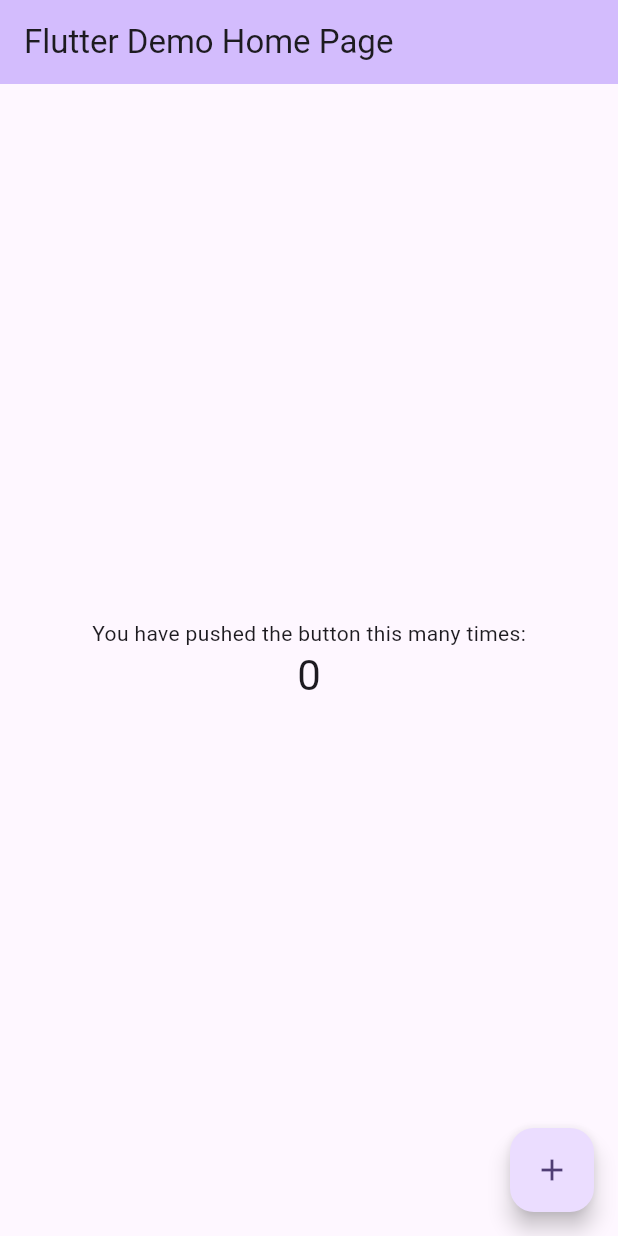
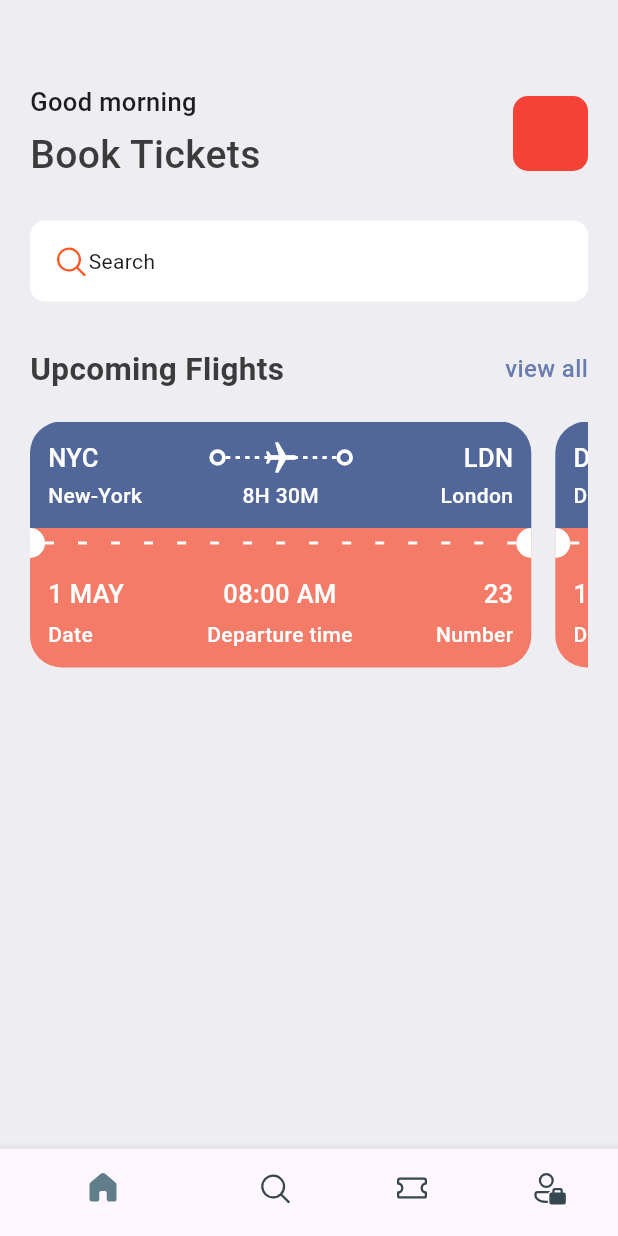
Before and after one commit to Joesta/ticket_app, a Flutter app: the screen it shows after launch, on a phone screen of 412 x 824 dp. Run offline on Flutter 3.47's test engine with Material 3 defaults, Android fonts, the phone set to English and light mode, and no system bars; our stand-ins replace fluentui_icons.

Commit message:
add ticket layout and customization

```diff
--- /dev/null
+++ b/lib/base/bottom_nav_bar.dart
@@ -0,0 +1,86 @@
+import 'package:fluentui_icons/fluentui_icons.dart';
+import 'package:flutter/material.dart';
+import 'package:ticket_app/modules/home/home_screen.dart';
+
+class BottomNavBar extends StatefulWidget {
+  const BottomNavBar({super.key});
+
+  @override
+  State<BottomNavBar> createState() => _BottomNavBarState();
+}
+
+class _BottomNavBarState extends State<BottomNavBar> {
+
+  int _selectedPageIndex = 0;
+
+  final _pages = [
+    const HomeScreen(),
+    Text('sample text 2'),
+    Text('sample text 3'),
+    Text('sample text 4'),
+  ];
+
+  final List<Map<String, dynamic>> _items = [
+    {
+      'label': 'Home',
+      'icon': FluentSystemIcons.ic_fluent_home_regular,
+      'activeIcon': FluentSystemIcons.ic_fluent_home_filled,
+    },
+    {
+      'label': 'Search',
+      'icon': FluentSystemIcons.ic_fluent_search_regular,
+      'activeIcon': FluentSystemIcons.ic_fluent_search_filled,
+    },
+    {
+      'label': 'Tickets',
+      'icon': FluentSystemIcons.ic_fluent_ticket_regular,
+      'activeIcon': FluentSystemIcons.ic_fluent_ticket_filled,
+    },
+    {
+      'label': 'Profile',
+      'icon': FluentSystemIcons.ic_fluent_person_accounts_regular,
+      'activeIcon': FluentSystemIcons.ic_fluent_person_accounts_filled,
+    },
+  ];
+
+  @override
+  Widget build(BuildContext context) {
+    return Scaffold(
+      appBar: AppBar(
+        backgroundColor: const Color(0xFFeeedf2),
+      ),
+      bottomNavigationBar: BottomNavigationBar(
+        onTap: _selectedItemIndex,
+        items: _navItems,
+        currentIndex: _selectedPageIndex,
+        selectedItemColor: Colors.blueGrey,
+        unselectedItemColor: Colors.blueGrey.shade800,
+        showSelectedLabels: false,
+      ),
+      body: Center(
+        child: _pages[_selectedPageIndex],
+      ),
+    );
+  }
+
+  void _selectedItemIndex(int index) {
+    debugPrint('selected index is $index');
+    setState(() {
+      _selectedPageIndex = index;
+    });
+  }
+
+  List<BottomNavigationBarItem> get _navItems {
+    return _items
+        .map<BottomNavigationBarItem>(
+          (e) => BottomNavigationBarItem(
+            icon: Icon(
+              e['icon'],
+            ),
+            label: e['label'],
+            activeIcon: Icon(e['activeIcon'],),
+          ),
+        )
+        .toList();
+  }
+}
--- /dev/null
+++ b/lib/base/repo/data/tickets/tickets.json.dart
@@ -0,0 +1,42 @@
+List<Map<String, dynamic>> tickets = [
+  {
+    "from": {"code": "NYC", "name": "New-York"},
+    "to": {"code": "LDN", "name": "London"},
+    "flying_time": "8H 30M",
+    "date": "1 MAY",
+    "departure_time": "08:00 AM",
+    "number": 23
+  },
+  {
+    "from": {"code": "DK", "name": "Dhaka"},
+    "to": {"code": "GZ", "name": "Guangzhou"},
+    "flying_time": "4H 20M",
+    "date": "12 MAY",
+    "departure_time": "11:00 AM",
+    "number": 25
+  },
+  {
+    "from": {"code": "DK", "name": "Dhaka"},
+    "to": {"code": "SH", "name": "Shangai"},
+    "flying_time": "3H 20M",
+    "date": "23 MAY",
+    "departure_time": "11:00 AM",
+    "number": 26
+  },
+  {
+    "from": {"code": "SH", "name": "Shangai"},
+    "to": {"code": "LDN", "name": "London"},
+    "flying_time": "9H 40M",
+    "date": "2 MAY",
+    "departure_time": "08:00 AM",
+    "number": 45
+  },
+  {
+    "from": {"code": "SH", "name": "Shangai"},
+    "to": {"code": "GZ", "name": "Guangzhou"},
+    "flying_time": "9H 40M",
+    "date": "2 MAY",
+    "departure_time": "14:00 PM",
+    "number": 55
+  },
+];
--- /dev/null
+++ b/lib/base/res/media/app_media.dart
@@ -0,0 +1,4 @@
+class AppMedia {
+  static const _baseImagePath = 'assets/images/';
+  static const logo = '$_baseImagePath/logo.png';
+}
--- /dev/null
+++ b/lib/base/res/styles/app_styles.dart
@@ -0,0 +1,19 @@
+
+
+import 'package:flutter/material.dart';
+
+Color primary = const Color(0xFF687daf);
+class AppStyles {
+  static Color primaryColor = primary;
+  static Color textColor = const Color(0xFF3b3b3b);
+  static Color bgColor = const Color(0xFFeeedf2);
+
+  static Color ticketBlue = const Color(0xFF526799);
+  static Color ticketOrange = const Color(0xFFF37B67);
+
+  static TextStyle headlineStyle1 = TextStyle(fontWeight: FontWeight.w500, fontSize: 26, color: textColor);
+  static TextStyle headlineStyle2 = const TextStyle(fontWeight: FontWeight.w500, fontSize: 17);
+  static TextStyle headLine1 = TextStyle(fontWeight: FontWeight.bold, fontSize: 21, color: textColor);
+  static TextStyle textStyle = TextStyle(fontWeight: FontWeight.w500, fontSize: 16, color: textColor);
+  static TextStyle headlineStyle4 = TextStyle(fontWeight: FontWeight.w500, fontSize: 14, color: textColor);
+}
--- /dev/null
+++ b/lib/base/res/widgets/app_column_text_layout.dart
@@ -0,0 +1,22 @@
+import 'package:flutter/material.dart';
+import 'package:ticket_app/base/res/widgets/text_styler.dart';
+import 'package:ticket_app/base/res/widgets/text_styler_sub.dart';
+
+class AppColumnTextLayout extends StatelessWidget {
+  final String topText;
+  final String bottomText;
+  final CrossAxisAlignment crossAxisAlignment;
+  const AppColumnTextLayout({super.key, required this.topText, required this.bottomText, this.crossAxisAlignment = CrossAxisAlignment.start});
+
+  @override
+  Widget build(BuildContext context) {
+    return Column(
+      crossAxisAlignment: crossAxisAlignment,
+      children: [
+        TextStyler(text: topText),
+        const SizedBox(height: 5,),
+        TextStylerSub(text: bottomText),
+      ],
+    );
+  }
+}
--- /dev/null
+++ b/lib/base/res/widgets/app_double_text.dart
@@ -0,0 +1,32 @@
+import 'package:flutter/material.dart';
+import 'package:ticket_app/base/res/styles/app_styles.dart';
+
+class AppDoubleText extends StatelessWidget {
+  final String bigText;
+  final String smallText;
+
+  const AppDoubleText(
+      {super.key, required this.bigText, required this.smallText});
+
+  @override
+  Widget build(BuildContext context) {
+    return Row(
+      mainAxisAlignment: MainAxisAlignment.spaceBetween,
+      children: [
+        Text(
+          bigText,
+          style: AppStyles.headLine1,
+        ),
+        InkWell(
+          onTap: () {
+
+          },
+          child: Text(
+            smallText,
+            style: AppStyles.textStyle.copyWith(color: AppStyles.primaryColor),
+          ),
+        ),
+      ],
+    );
+  }
+}
--- /dev/null
+++ b/lib/base/res/widgets/app_layout_builder_widget.dart
@@ -0,0 +1,31 @@
+import 'package:flutter/material.dart';
+
+class AppLayoutBuilderWidget extends StatelessWidget {
+  final int randomDivider;
+  final double width;
+
+  const AppLayoutBuilderWidget({super.key, required this.randomDivider, this.width = 3});
+
+  @override
+  Widget build(BuildContext context) {
+    return LayoutBuilder(
+      builder: (context, constraints) {
+        debugPrint('${constraints.constrainWidth().floor()}');
+        return Flex(
+          mainAxisAlignment: MainAxisAlignment.spaceBetween,
+          direction: Axis.horizontal,
+          children: List.generate(
+            (constraints.constrainWidth() / randomDivider).floor(),
+            (index) => SizedBox(
+              height: 2,
+              width: width,
+              child: DecoratedBox(
+                decoration: BoxDecoration(color: Colors.white),
+              ),
+            ),
+          ),
+        );
+      },
+    );
+  }
+}
--- /dev/null
+++ b/lib/base/res/widgets/big_circle.dart
@@ -0,0 +1,29 @@
+import 'package:flutter/material.dart';
+
+class BigCircle extends StatelessWidget {
+  final bool isRight;
+
+  const BigCircle({super.key, required this.isRight});
+
+  @override
+  Widget build(BuildContext context) {
+    return SizedBox(
+      width: 10,
+      height: 20,
+      child: DecoratedBox(
+        decoration: BoxDecoration(
+          color: Colors.white,
+          borderRadius: isRight
+              ? const BorderRadius.only(
+                  topLeft: Radius.circular(10),
+                  bottomLeft: Radius.circular(10),
+                )
+              : const BorderRadius.only(
+                  topRight: Radius.circular(10),
+                  bottomRight: Radius.circular(10),
+                ),
+        ),
+      ),
+    );
+  }
+}
--- /dev/null
+++ b/lib/base/res/widgets/big_dot.dart
@@ -0,0 +1,16 @@
+import 'package:flutter/material.dart';
+
+class BigDot extends StatelessWidget {
+  const BigDot({super.key});
+
+  @override
+  Widget build(BuildContext context) {
+    return Container(
+      padding: EdgeInsets.all(3),
+      decoration: BoxDecoration(
+        borderRadius: BorderRadius.circular(20),
+        border: Border.all(width: 2.5, color: Colors.white),
+      ),
+    );
+  }
+}
--- /dev/null
+++ b/lib/base/res/widgets/text_styler.dart
@@ -0,0 +1,16 @@
+import 'package:flutter/material.dart';
+import 'package:ticket_app/base/res/styles/app_styles.dart';
+
+class TextStyler extends StatelessWidget {
+  final String text;
+
+  const TextStyler({super.key, required this.text});
+
+  @override
+  Widget build(BuildContext context) {
+    return Text(
+      text,
+      style: AppStyles.headlineStyle2.copyWith(color: Colors.white),
+    );
+  }
+}
--- /dev/null
+++ b/lib/base/res/widgets/text_styler_sub.dart
@@ -0,0 +1,18 @@
+import 'package:flutter/material.dart';
+import 'package:ticket_app/base/res/styles/app_styles.dart';
+
+class TextStylerSub extends StatelessWidget {
+  final String text;
+  final TextAlign align;
+
+  const TextStylerSub({super.key, required this.text, this.align = TextAlign.start});
+
+  @override
+  Widget build(BuildContext context) {
+    return Text(
+      text,
+      textAlign: align,
+      style: AppStyles.headlineStyle4.copyWith(color: Colors.white,),
+    );
+  }
+}
--- /dev/null
+++ b/lib/base/res/widgets/ticket_view.dart
@@ -0,0 +1,137 @@
+import 'package:flutter/material.dart';
+import 'package:ticket_app/base/res/styles/app_styles.dart';
+import 'package:ticket_app/base/res/widgets/app_column_text_layout.dart';
+import 'package:ticket_app/base/res/widgets/app_layout_builder_widget.dart';
+import 'package:ticket_app/base/res/widgets/big_circle.dart';
+import 'package:ticket_app/base/res/widgets/big_dot.dart';
+import 'package:ticket_app/base/res/widgets/text_styler.dart';
+import 'package:ticket_app/base/res/widgets/text_styler_sub.dart';
+
+class TicketView extends StatelessWidget {
+  final Map<String, dynamic> ticket;
+  const TicketView({super.key, required this.ticket});
+
+  @override
+  Widget build(BuildContext context) {
+    final size = MediaQuery.of(context).size;
+    return SizedBox(
+      width: size.width * 0.85,
+      height: 202,
+      child: Container(
+        margin: const EdgeInsets.only(right: 16),
+        child: Column(
+          children: [
+            // blue part of the ticket
+            Container(
+                padding: const EdgeInsets.all(12),
+                decoration: BoxDecoration(
+                  color: AppStyles.ticketBlue,
+                  borderRadius: const BorderRadius.only(
+                    topLeft: Radius.circular(21),
+                    topRight: Radius.circular(21),
+                  ),
+                ),
+                child: Column(
+                  children: [
+                    // show departure and destination with icons first line
+                    Row(
+                      children: [
+                        TextStyler(text: ticket['from']['code']),
+                        Expanded(child: Container()),
+                        const BigDot(),
+                        Expanded(
+                          child: Stack(
+                            children: [
+                              const SizedBox(
+                                height: 24,
+                                child: AppLayoutBuilderWidget(
+                                  randomDivider: 6,
+                                ),
+                              ),
+                              Center(
+                                child: Transform.rotate(
+                                    angle: 1.57,
+                                    child: const Icon(
+                                      Icons.local_airport_sharp,
+                                      color: Colors.white,
+                                    ),),
+                              ),
+                            ],
+                          ),
+                        ),
+                        const BigDot(),
+                        Expanded(child: Container()),
+                        TextStyler(text: ticket['to']['code']),
+                      ],
+                    ),
+                    const SizedBox(
+                      height: 3,
+                    ),
+                    Row(
+                      children: [
+                        SizedBox(
+                          width: 100,
+                          child: TextStylerSub(text: ticket['from']['name'],),
+                        ),
+                        Expanded(child: Container()),
+                        TextStylerSub(text:ticket['flying_time'],),
+                        Expanded(child: Container()),
+                        SizedBox(
+                          width: 100,
+                          child: TextStylerSub(text:ticket['to']['name'], align: TextAlign.end,),
+                        ),
+                      ],
+                    ),
+                  ],
+                )),
+            // circles and dots
+            Container(
+              height: 20,
+              color: AppStyles.ticketOrange,
+              child: const Row(
+                children: [
+                  BigCircle(
+                    isRight: false,
+                  ),
+                  Expanded(
+                      child: AppLayoutBuilderWidget(
+                    randomDivider: 20,
+                    width: 6,
+                  )),
+                  BigCircle(
+                    isRight: true,
+                  ),
+                ],
+              ),
+            ),
+            // orange part of ticket
+            Container(
+              padding: const EdgeInsets.all(12),
+              decoration: BoxDecoration(
+                color: AppStyles.ticketOrange,
+                borderRadius: const BorderRadius.only(
+                  bottomLeft: Radius.circular(21),
+                  bottomRight: Radius.circular(21),
+                ),
+              ),
+              child: Column(
+                children: [
+                  // show departure and destination with icons first line
+                  Row(
+                    mainAxisAlignment: MainAxisAlignment.spaceBetween,
+                    children: [
+                      AppColumnTextLayout(topText: ticket['date'], bottomText: 'Date'),
+                      AppColumnTextLayout(topText: ticket['departure_time'], bottomText: 'Departure time', crossAxisAlignment: CrossAxisAlignment.center),
+                      AppColumnTextLayout(topText: '${ticket['number']}', bottomText: 'Number', crossAxisAlignment: CrossAxisAlignment.end,),
+
+                    ],
+                  ),
+                ],
+              ),
+            ),
+          ],
+        ),
+      ),
+    );
+  }
+}
--- a/lib/main.dart
+++ b/lib/main.dart
@@ -1,4 +1,5 @@
 import 'package:flutter/material.dart';
+import 'package:ticket_app/base/bottom_nav_bar.dart';
 
 void main() {
   runApp(const MyApp());
@@ -7,27 +8,11 @@ void main() {
 class MyApp extends StatelessWidget {
   const MyApp({super.key});
 
-  // This widget is the root of your application.
   @override
   Widget build(BuildContext context) {
     return MaterialApp(
       title: 'Flutter Demo',
       theme: ThemeData(
-        // This is the theme of your application.
-        //
-        // TRY THIS: Try running your application with "flutter run". You'll see
-        // the application has a purple toolbar. Then, without quitting the app,
-        // try changing the seedColor in the colorScheme below to Colors.green
-        // and then invoke "hot reload" (save your changes or press the "hot
-        // reload" button in a Flutter-supported IDE, or press "r" if you used
-        // the command line to start the app).
-        //
-        // Notice that the counter didn't reset back to zero; the application
-        // state is not lost during the reload. To reset the state, use hot
-        // restart instead.
-        //
-        // This works for code too, not just values: Most code changes can be
-        // tested with just a hot reload.
         colorScheme: ColorScheme.fromSeed(seedColor: Colors.deepPurple),
         useMaterial3: true,
       ),
@@ -38,15 +23,6 @@ class MyApp extends StatelessWidget {
 
 class MyHomePage extends StatefulWidget {
   const MyHomePage({super.key, required this.title});
-
-  // This widget is the home page of your application. It is stateful, meaning
-  // that it has a State object (defined below) that contains fields that affect
-  // how it looks.
-
-  // This class is the configuration for the state. It holds the values (in this
-  // case the title) provided by the parent (in this case the App widget) and
-  // used by the build method of the State. Fields in a Widget subclass are
-  // always marked "final".
 
   final String title;
 
@@ -59,67 +35,12 @@ class _MyHomePageState extends State<MyHomePage> {
 
   void _incrementCounter() {
     setState(() {
-      // This call to setState tells the Flutter framework that something has
-      // changed in this State, which causes it to rerun the build method below
-      // so that the display can reflect the updated values. If we changed
-      // _counter without calling setState(), then the build method would not be
-      // called again, and so nothing would appear to happen.
       _counter++;
     });
   }
 
   @override
   Widget build(BuildContext context) {
-    // This method is rerun every time setState is called, for instance as done
-    // by the _incrementCounter method above.
-    //
-    // The Flutter framework has been optimized to make rerunning build methods
-    // fast, so that you can just rebuild anything that needs updating rather
-    // than having to individually change instances of widgets.
-    return Scaffold(
-      appBar: AppBar(
-        // TRY THIS: Try changing the color here to a specific color (to
-        // Colors.amber, perhaps?) and trigger a hot reload to see the AppBar
-        // change color while the other colors stay the same.
-        backgroundColor: Theme.of(context).colorScheme.inversePrimary,
-        // Here we take the value from the MyHomePage object that was created by
-        // the App.build method, and use it to set our appbar title.
-        title: Text(widget.title),
-      ),
-      body: Center(
-        // Center is a layout widget. It takes a single child and positions it
-        // in the middle of the parent.
-        child: Column(
-          // Column is also a layout widget. It takes a list of children and
-          // arranges them vertically. By default, it sizes itself to fit its
-          // children horizontally, and tries to be as tall as its parent.
-          //
-          // Column has various properties to control how it sizes itself and
-          // how it positions its children. Here we use mainAxisAlignment to
-          // center the children vertically; the main axis here is the vertical
-          // axis because Columns are vertical (the cross axis would be
-          // horizontal).
-          //
-          // TRY THIS: Invoke "debug painting" (choose the "Toggle Debug Paint"
-          // action in the IDE, or press "p" in the console), to see the
-          // wireframe for each widget.
-          mainAxisAlignment: MainAxisAlignment.center,
-          children: <Widget>[
-            const Text(
-              'You have pushed the button this many times:',
-            ),
-            Text(
-              '$_counter',
-              style: Theme.of(context).textTheme.headlineMedium,
-            ),
-          ],
-        ),
-      ),
-      floatingActionButton: FloatingActionButton(
-        onPressed: _incrementCounter,
-        tooltip: 'Increment',
-        child: const Icon(Icons.add),
-      ), // This trailing comma makes auto-formatting nicer for build methods.
-    );
+    return const BottomNavBar();
   }
 }
--- /dev/null
+++ b/lib/modules/home/home_screen.dart
@@ -0,0 +1,20 @@
+import 'package:flutter/material.dart';
+import 'package:ticket_app/base/res/styles/app_styles.dart';
+import 'package:ticket_app/modules/home/home_screen_page.dart';
+
+class HomeScreen extends StatefulWidget {
+  const HomeScreen({super.key});
+
+  @override
+  State<HomeScreen> createState() => _HomeScreenState();
+}
+
+class _HomeScreenState extends State<HomeScreen> {
+  @override
+  Widget build(BuildContext context) {
+    return Scaffold(
+      backgroundColor: AppStyles.bgColor,
+      body: const HomeScreenPage(),
+    );
+  }
+}
--- /dev/null
+++ b/lib/modules/home/home_screen_page.dart
@@ -0,0 +1,98 @@
+import 'package:fluentui_icons/fluentui_icons.dart';
+import 'package:flutter/material.dart';
+import 'package:ticket_app/base/repo/data/tickets/tickets.json.dart';
+import 'package:ticket_app/base/res/styles/app_styles.dart';
+import 'package:ticket_app/base/res/widgets/app_double_text.dart';
+import 'package:ticket_app/base/res/widgets/ticket_view.dart';
+
+class HomeScreenPage extends StatefulWidget {
+  const HomeScreenPage({super.key});
+
+  @override
+  State<HomeScreenPage> createState() => _HomeScreenPageState();
+}
+
+class _HomeScreenPageState extends State<HomeScreenPage> {
+  @override
+  Widget build(BuildContext context) {
+    return ListView(
+      children: [
+        Column(
+          children: [
+            Container(
+              padding: const EdgeInsets.symmetric(horizontal: 20),
+              child: Column(
+                children: [
+                  Row(
+                    mainAxisAlignment: MainAxisAlignment.spaceBetween,
+                    children: [
+                      Column(
+                        crossAxisAlignment: CrossAxisAlignment.start,
+                        children: [
+                          Text('Good morning', style: AppStyles.headlineStyle2),
+                          const SizedBox(
+                            height: 5,
+                          ),
+                          Text('Book Tickets', style: AppStyles.headlineStyle1),
+                        ],
+                      ),
+                      Container(
+                        width: 50,
+                        height: 50,
+                        decoration: BoxDecoration(
+                          //image: const DecorationImage(image: AssetImage(AppMedia.logo),), // @todo use this when you have your images in place.
+                          borderRadius: BorderRadius.circular(10),
+                          color: Colors.red,
+                        ),
+                      ),
+                    ],
+                  ),
+                  const SizedBox(
+                    height: 25,
+                  ),
+                  Container(
+                    padding: const EdgeInsets.symmetric(
+                        horizontal: 15, vertical: 15),
+                    decoration: BoxDecoration(
+                      borderRadius: BorderRadius.circular(10),
+                      color: Colors.white,
+                    ),
+                    child: const Row(
+                      children: [
+                        Icon(
+                          FluentSystemIcons.ic_fluent_search_regular,
+                          color: Colors.deepOrange,
+                        ),
+                        Text(
+                          'Search',
+                        ),
+                      ],
+                    ),
+                  ),
+                  const SizedBox(
+                    height: 30,
+                  ),
+                  const AppDoubleText(
+                    bigText: 'Upcoming Flights',
+                    smallText: 'view all',
+                  ),
+                  const SizedBox(
+                    height: 20,
+                  ),
+                  SingleChildScrollView(
+                    scrollDirection: Axis.horizontal,
+                    child: Row(
+                      children: tickets.take(3).map((ticket) => TicketView(ticket: ticket,)).toList()
+                    ),
+                  ),
+                ],
+              ),
+            ),
+            // const SizedBox(height: 30,),
+            // const AppDoubleText(bigText: 'Upcoming Flights', smallText: 'view all',),
+          ],
+        ),
+      ],
+    );
+  }
+}
--- a/pubspec.yaml
+++ b/pubspec.yaml
@@ -35,6 +35,7 @@ dependencies:
   # The following adds the Cupertino Icons font to your application.
   # Use with the CupertinoIcons class for iOS style icons.
   cupertino_icons: ^1.0.8
+  fluentui_icons: ^1.0.0
 
 dev_dependencies:
   flutter_test:
@@ -59,9 +60,8 @@ flutter:
   uses-material-design: true
 
   # To add assets to your application, add an assets section, like this:
-  # assets:
-  #   - images/a_dot_burr.jpeg
-  #   - images/a_dot_ham.jpeg
+  assets:
+     - assets/images/
 
   # An image asset can refer to one or more resolution-specific "variants", see
   # https://flutter.dev/to/resolution-aware-images
```
Also changed, not shown: pubspec.lock.
